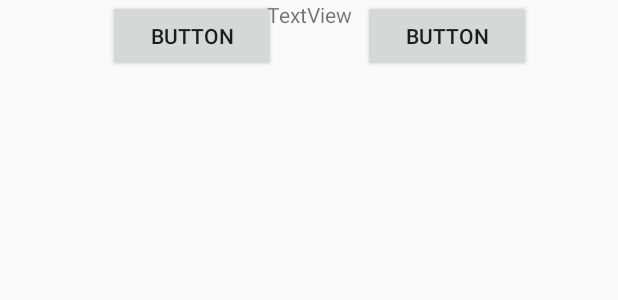
After one commit to shellybekhor/Tropi, an Android app: the layout activity_find_category.xml on its own in the app's theme, with its tools: preview values and no code run, on a phone screen of 412 x 824 dp. The commit adds this screen. Shown: the top 300 px of the screen. Run offline under Robolectric (Android 15) with nearby library versions, the phone set to English and light mode, and no system bars.

```diff
--- a/app/src/main/AndroidManifest.xml
+++ b/app/src/main/AndroidManifest.xml
@@ -9,7 +9,8 @@
         android:roundIcon="@mipmap/ic_launcher_round"
         android:supportsRtl="true"
         android:theme="@style/AppTheme">
-        <activity android:name=".MyPlantsActivity"></activity>
+        <activity android:name=".FindCategory"></activity>
+        <activity android:name=".MyPlantsActivity" />
         <activity android:name=".DefineCategory" />
         <activity android:name=".AddNewPlant" />
         <activity android:name=".MainActivity">
--- a/app/src/main/java/shellybekhor/tropi/Plants/Socculent.java
+++ b/app/src/main/java/shellybekhor/tropi/Plants/Succulent.java
@@ -1,12 +1,12 @@
 package shellybekhor.tropi.Plants;
 
-public class Socculent extends Plant {
+public class Succulent extends Plant {
     public static final int CATEGORY = 0;
     private static final float WATERING_PER_WEEK = 0;
     private static final float LITERS_PER_WATERING = 0;
 
 
-    public Socculent(String houseLocation, String kind, String nickname) {
+    public Succulent(String houseLocation, String kind, String nickname) {
         super(CATEGORY, WATERING_PER_WEEK, LITERS_PER_WATERING, houseLocation, kind, nickname);
     }
 
--- a/app/src/main/res/layout/activity_define_category.xml
+++ b/app/src/main/res/layout/activity_define_category.xml
@@ -24,7 +24,7 @@
         android:layout_width="129dp"
         android:layout_height="122dp"
         android:layout_marginBottom="24dp"
-        android:onClick="createSocculent"
+        android:onClick="createSucculent"
         android:text="Socculent"
         android:textSize="18sp"
         app:layout_constraintBottom_toTopOf="@+id/plantNameButton3"
--- /dev/null
+++ b/app/src/main/res/layout/activity_find_category.xml
@@ -0,0 +1,35 @@
+<?xml version="1.0" encoding="utf-8"?>
+<androidx.constraintlayout.widget.ConstraintLayout xmlns:android="http://schemas.android.com/apk/res/android"
+    xmlns:app="http://schemas.android.com/apk/res-auto"
+    xmlns:tools="http://schemas.android.com/tools"
+    android:layout_width="match_parent"
+    android:layout_height="match_parent"
+    tools:context=".FindCategory">
+
+    <Button
+        android:id="@+id/button"
+        android:layout_width="112dp"
+        android:layout_height="48dp"
+        android:layout_marginStart="72dp"
+        android:text="Button"
+        app:layout_constraintStart_toStartOf="parent"
+        tools:layout_editor_absoluteY="482dp" />
+
+    <Button
+        android:id="@+id/button3"
+        android:layout_width="112dp"
+        android:layout_height="48dp"
+        android:text="Button"
+        app:layout_constraintEnd_toEndOf="parent"
+        app:layout_constraintStart_toEndOf="@+id/button"
+        tools:layout_editor_absoluteY="482dp" />
+
+    <TextView
+        android:id="@+id/textView"
+        android:layout_width="wrap_content"
+        android:layout_height="wrap_content"
+        android:text="TextView"
+        app:layout_constraintEnd_toEndOf="parent"
+        app:layout_constraintStart_toStartOf="parent"
+        tools:layout_editor_absoluteY="259dp" />
+</androidx.constraintlayout.widget.ConstraintLayout>
```
Also changed, not shown: app/src/main/java/shellybekhor/tropi/AddNewPlant.java (+3 -5 lines), app/src/main/java/shellybekhor/tropi/DefineCategory.java (+12 -3 lines), app/src/main/java/shellybekhor/tropi/FindCategory.java (added, +24 -0 lines).
